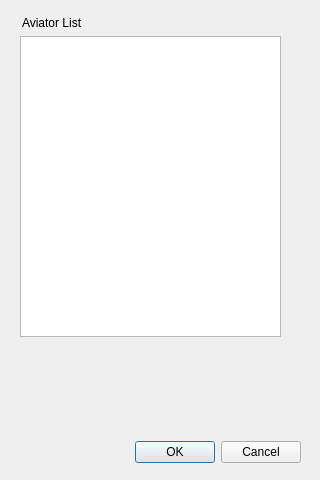
Above: Views/dlgchooseaviator.ui from PPL48/AxeApolloStation before the change. Below: the same form after it.
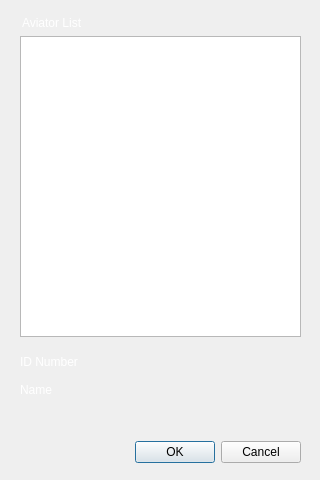
That is the form after the change.

What changed in the file:
```diff
--- a/Views/dlgchooseaviator.ui
+++ b/Views/dlgchooseaviator.ui
@@ -13,6 +13,16 @@
   <property name="windowTitle">
    <string>Dialog</string>
   </property>
+  <property name="styleSheet">
+   <string notr="true">#dlgChooseAviator{
+	
+	background-color: qlineargradient(spread:pad, x1:0, y1:0, x2:0, y2:1,  stop:0 	rgb(1, 18, 71), stop:0.5 rgb(0, 58, 120), stop:1 rgb(1, 18, 71));
+}
+
+#dlgChooseAviator QLabel{
+	color: white;
+}</string>
+  </property>
   <widget class="QLabel" name="label_4">
    <property name="geometry">
     <rect>
@@ -26,26 +36,6 @@
     <string>Aviator List</string>
    </property>
   </widget>
-  <widget class="QLabel" name="label_2">
-   <property name="geometry">
-    <rect>
-     <x>30</x>
-     <y>376</y>
-     <width>101</width>
-     <height>21</height>
-    </rect>
-   </property>
-   <property name="font">
-    <font>
-     <pointsize>12</pointsize>
-     <weight>75</weight>
-     <bold>true</bold>
-    </font>
-   </property>
-   <property name="text">
-    <string>&lt;Name&gt;</string>
-   </property>
-  </widget>
   <widget class="QDialogButtonBox" name="buttonBox">
    <property name="geometry">
     <rect>
@@ -67,30 +57,76 @@
     <rect>
      <x>20</x>
      <y>36</y>
-     <width>261</width>
+     <width>281</width>
      <height>301</height>
     </rect>
    </property>
   </widget>
-  <widget class="QLabel" name="label">
+  <widget class="QWidget" name="verticalLayoutWidget">
    <property name="geometry">
     <rect>
-     <x>30</x>
+     <x>100</x>
      <y>350</y>
-     <width>131</width>
-     <height>21</height>
+     <width>160</width>
+     <height>51</height>
     </rect>
    </property>
-   <property name="font">
-    <font>
-     <pointsize>12</pointsize>
-     <weight>75</weight>
-     <bold>true</bold>
-    </font>
+   <layout class="QVBoxLayout" name="verticalLayout">
+    <item>
+     <widget class="QLabel" name="label">
+      <property name="font">
+       <font>
+        <pointsize>12</pointsize>
+        <weight>75</weight>
+        <bold>true</bold>
+       </font>
+      </property>
+      <property name="text">
+       <string>&lt;ID Number&gt;</string>
+      </property>
+     </widget>
+    </item>
+    <item>
+     <widget class="QLabel" name="label_2">
+      <property name="font">
+       <font>
+        <pointsize>12</pointsize>
+        <weight>75</weight>
+        <bold>true</bold>
+       </font>
+      </property>
+      <property name="text">
+       <string>&lt;Name&gt;</string>
+      </property>
+     </widget>
+    </item>
+   </layout>
+  </widget>
+  <widget class="QWidget" name="verticalLayoutWidget_2">
+   <property name="geometry">
+    <rect>
+     <x>20</x>
+     <y>350</y>
+     <width>81</width>
+     <height>51</height>
+    </rect>
    </property>
-   <property name="text">
-    <string>&lt;ID Number&gt;</string>
-   </property>
+   <layout class="QVBoxLayout" name="verticalLayout_2">
+    <item>
+     <widget class="QLabel" name="label_3">
+      <property name="text">
+       <string>ID Number</string>
+      </property>
+     </widget>
+    </item>
+    <item>
+     <widget class="QLabel" name="label_5">
+      <property name="text">
+       <string>Name</string>
+      </property>
+     </widget>
+    </item>
+   </layout>
   </widget>
  </widget>
  <resources/>
```
